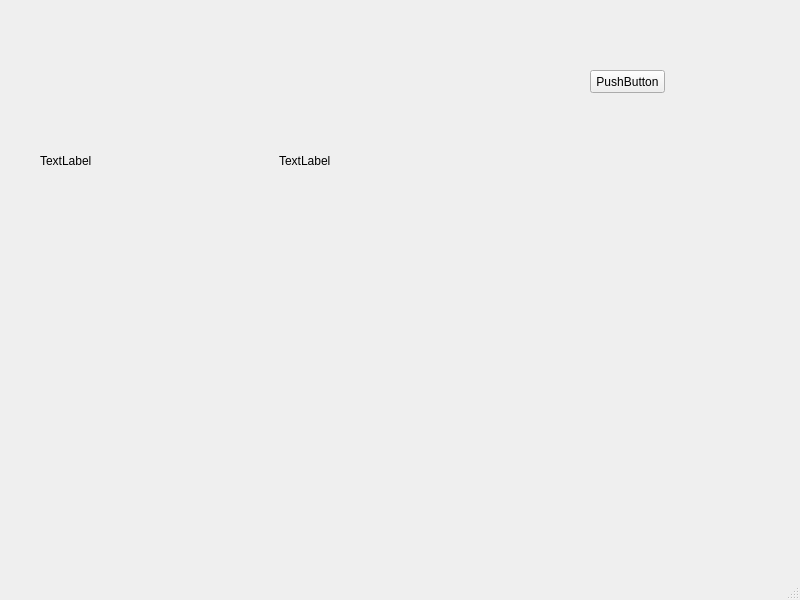
The window that ui6/pyui.ui (monero778176/AIP2020) describes before a commit, drawn with Qt 5.
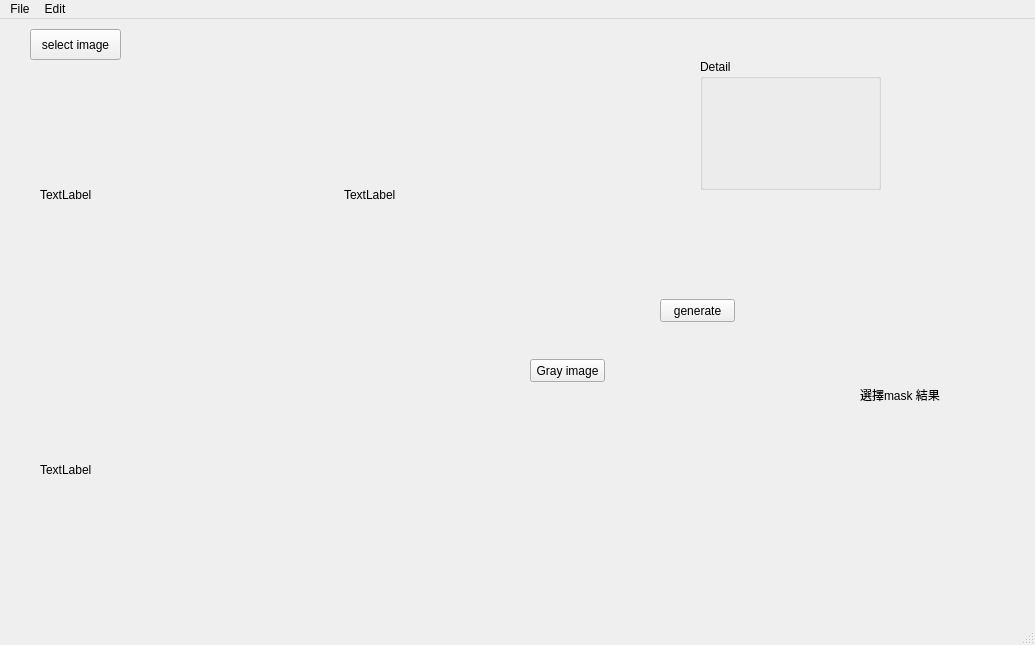
The same window after the commit.

The edit to the form file:
```diff
--- a/ui6/pyui.ui
+++ b/ui6/pyui.ui
@@ -6,8 +6,8 @@
    <rect>
     <x>0</x>
     <y>0</y>
-    <width>800</width>
-    <height>600</height>
+    <width>1035</width>
+    <height>645</height>
    </rect>
   </property>
   <property name="windowTitle">
@@ -19,8 +19,8 @@
      <rect>
       <x>40</x>
       <y>50</y>
-      <width>471</width>
-      <height>221</height>
+      <width>601</width>
+      <height>251</height>
      </rect>
     </property>
     <layout class="QHBoxLayout" name="horizontalLayout">
@@ -43,14 +43,98 @@
    <widget class="QPushButton" name="btn_select_img">
     <property name="geometry">
      <rect>
-      <x>590</x>
-      <y>70</y>
+      <x>30</x>
+      <y>10</y>
+      <width>91</width>
+      <height>31</height>
+     </rect>
+    </property>
+    <property name="text">
+     <string>select image</string>
+    </property>
+   </widget>
+   <widget class="QPushButton" name="pushButton">
+    <property name="geometry">
+     <rect>
+      <x>660</x>
+      <y>280</y>
       <width>75</width>
       <height>23</height>
      </rect>
     </property>
     <property name="text">
-     <string>PushButton</string>
+     <string>generate</string>
+    </property>
+   </widget>
+   <widget class="QGroupBox" name="groupBox">
+    <property name="geometry">
+     <rect>
+      <x>700</x>
+      <y>40</y>
+      <width>181</width>
+      <height>131</height>
+     </rect>
+    </property>
+    <property name="title">
+     <string>Detail</string>
+    </property>
+    <widget class="QLabel" name="lb_detail">
+     <property name="geometry">
+      <rect>
+       <x>0</x>
+       <y>20</y>
+       <width>161</width>
+       <height>91</height>
+      </rect>
+     </property>
+     <property name="text">
+      <string/>
+     </property>
+    </widget>
+   </widget>
+   <widget class="QLabel" name="lb_mask_result">
+    <property name="geometry">
+     <rect>
+      <x>860</x>
+      <y>350</y>
+      <width>111</width>
+      <height>51</height>
+     </rect>
+    </property>
+    <property name="text">
+     <string>選擇mask 結果</string>
+    </property>
+   </widget>
+   <widget class="QWidget" name="horizontalLayoutWidget_2">
+    <property name="geometry">
+     <rect>
+      <x>40</x>
+      <y>310</y>
+      <width>441</width>
+      <height>281</height>
+     </rect>
+    </property>
+    <layout class="QHBoxLayout" name="horizontalLayout_2">
+     <item>
+      <widget class="QLabel" name="lb_hist">
+       <property name="text">
+        <string>TextLabel</string>
+       </property>
+      </widget>
+     </item>
+    </layout>
+   </widget>
+   <widget class="QPushButton" name="btn_gray">
+    <property name="geometry">
+     <rect>
+      <x>530</x>
+      <y>340</y>
+      <width>75</width>
+      <height>23</height>
+     </rect>
+    </property>
+    <property name="text">
+     <string>Gray image</string>
     </property>
    </widget>
   </widget>
@@ -59,10 +143,26 @@
     <rect>
      <x>0</x>
      <y>0</y>
-     <width>800</width>
+     <width>1035</width>
      <height>21</height>
     </rect>
    </property>
+   <widget class="QMenu" name="menufile">
+    <property name="title">
+     <string>File</string>
+    </property>
+    <addaction name="actionselect_image"/>
+    <addaction name="actionsave"/>
+   </widget>
+   <widget class="QMenu" name="menuEdit">
+    <property name="title">
+     <string>Edit</string>
+    </property>
+    <addaction name="actionedge_detection"/>
+    <addaction name="actionBlur_process"/>
+   </widget>
+   <addaction name="menufile"/>
+   <addaction name="menuEdit"/>
   </widget>
   <widget class="QStatusBar" name="statusbar"/>
  </widget>
```
Left out of the diff: 20 changed lines with no effect on the pictures.
